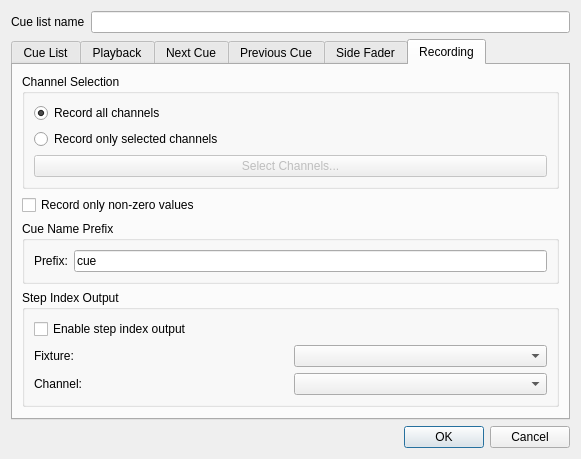
Old version of the form ui/src/virtualconsole/vccuelistproperties.ui in the repository filipolszewsk/qlcplus.
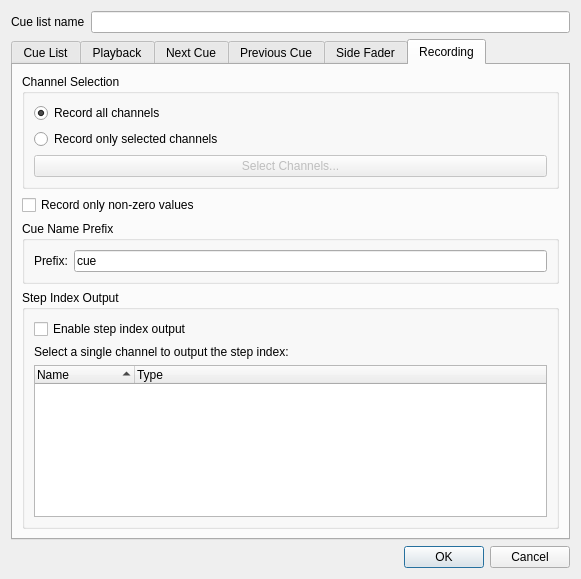
New version of the form. The open tabs and pages were chosen to show the change. Icons and pictures are not drawn.

Commit message:
Improve step index output UI with fixture/channel tree
Replace combo boxes with QTreeWidget showing fixtures and channels
in a hierarchical view (like VCSlider Level mode). This provides
a cleaner interface for selecting a single output channel.

Changes:
- Replace fixture/channel combo boxes with QTreeWidget
- Show fixture name, icon, and type
- Show channel number, name, icon, and type
- Single selection mode for choosing one channel
- Tree view can be expanded/collapsed per fixture

```diff
--- a/ui/src/virtualconsole/vccuelistproperties.ui
+++ b/ui/src/virtualconsole/vccuelistproperties.ui
@@ -452,8 +452,8 @@
          <property name="title">
           <string>Step Index Output</string>
          </property>
-         <layout class="QGridLayout" name="gridLayout_StepIndexOutput">
-          <item row="0" column="0">
+         <layout class="QVBoxLayout" name="verticalLayout_StepIndexOutput">
+          <item>
            <widget class="QCheckBox" name="m_stepIndexOutputEnabledCheck">
             <property name="text">
              <string>Enable step index output</string>
@@ -463,32 +463,49 @@
             </property>
            </widget>
           </item>
-          <item row="1" column="0">
-           <widget class="QLabel" name="label_StepIndexFixture">
+          <item>
+           <widget class="QLabel" name="label_StepIndexInfo">
             <property name="text">
-             <string>Fixture:</string>
+             <string>Select a single channel to output the step index:</string>
             </property>
            </widget>
           </item>
-          <item row="1" column="1">
-           <widget class="QComboBox" name="m_stepIndexOutputFixtureCombo">
-            <property name="toolTip">
-             <string>Select the fixture for step index output</string>
+          <item>
+           <widget class="QTreeWidget" name="m_stepIndexOutputTree">
+            <property name="sizePolicy">
+             <sizepolicy hsizetype="Expanding" vsizetype="MinimumExpanding">
+              <horstretch>0</horstretch>
+              <verstretch>0</verstretch>
+             </sizepolicy>
             </property>
-           </widget>
-          </item>
-          <item row="2" column="0">
-           <widget class="QLabel" name="label_StepIndexChannel">
-            <property name="text">
-             <string>Channel:</string>
+            <property name="minimumSize">
+             <size>
+              <width>0</width>
+              <height>150</height>
+             </size>
             </property>
-           </widget>
-          </item>
-          <item row="2" column="1">
-           <widget class="QComboBox" name="m_stepIndexOutputChannelCombo">
-            <property name="toolTip">
-             <string>Select the channel within the fixture</string>
+            <property name="alternatingRowColors">
+             <bool>true</bool>
             </property>
+            <property name="selectionMode">
+             <enum>QAbstractItemView::SingleSelection</enum>
+            </property>
+            <property name="sortingEnabled">
+             <bool>true</bool>
+            </property>
+            <property name="allColumnsShowFocus">
+             <bool>true</bool>
+            </property>
+            <column>
+             <property name="text">
+              <string>Name</string>
+             </property>
+            </column>
+            <column>
+             <property name="text">
+              <string>Type</string>
+             </property>
+            </column>
            </widget>
           </item>
          </layout>
```
The commit also changes 2 other files.
